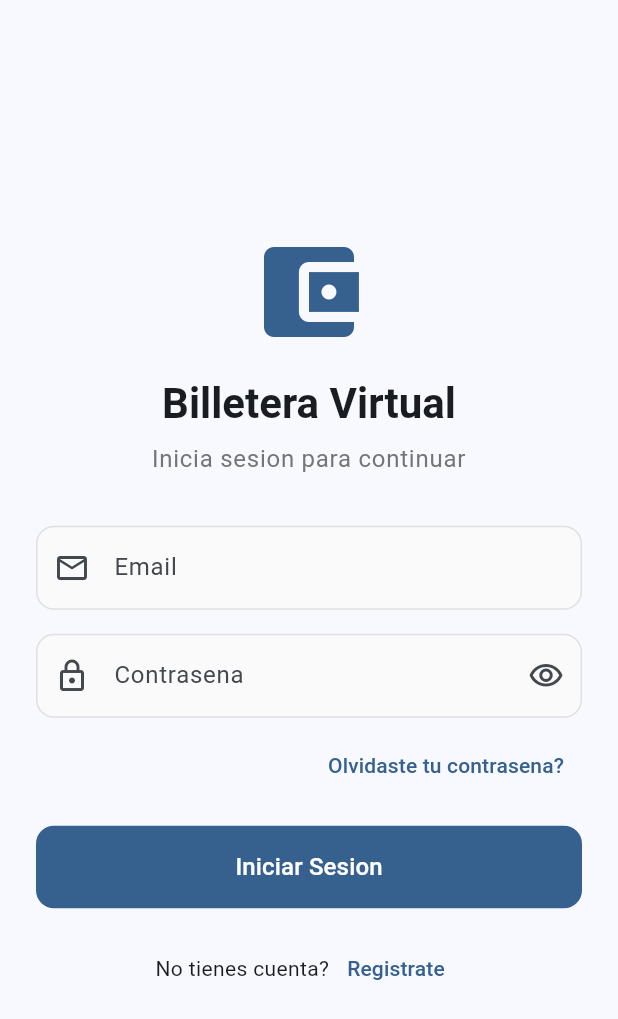
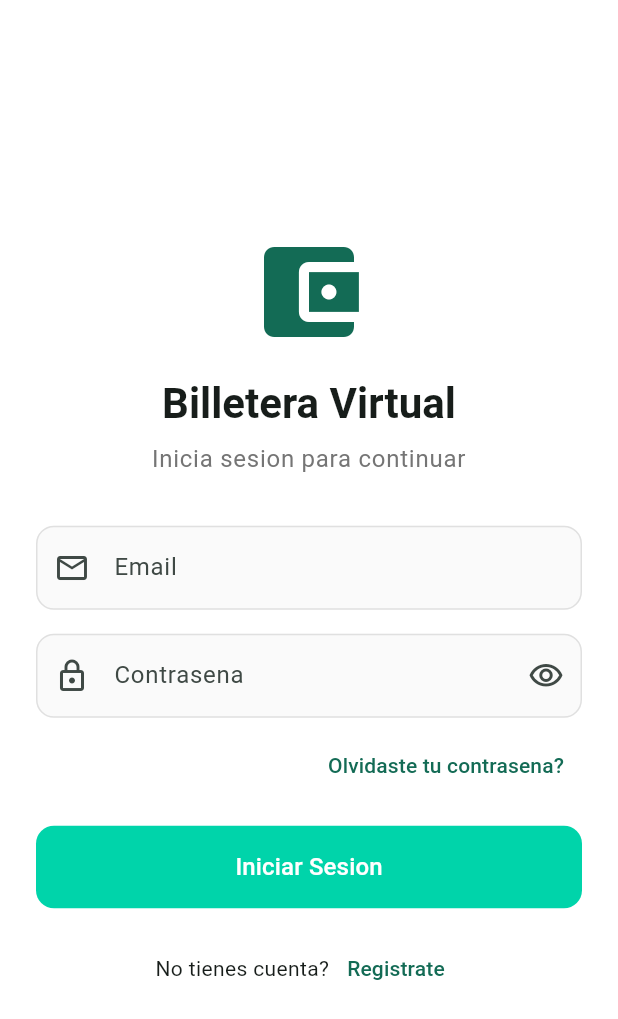
Before and after one commit to JiDomusic/billetera, a Flutter app: the screen it shows after launch, on a phone screen of 412 x 824 dp. Shown: the top 1019 px of the screen. Run offline on Flutter 3.47's test engine with Material 3 defaults, Android fonts, the phone set to English and light mode, and no system bars; our stand-ins replace firebase_auth, firebase_core, go_router, qr_flutter, supabase_flutter; accounts and stored records are empty.

Commit message:
fix: corregir test y restaurar cambios Billetera JJ
🤖 Generated with [Claude Code](https://claude.com/claude-code)

Co-Authored-By: Claude Opus 4.5 <noreply@anthropic.com>

```diff
--- a/lib/main.dart
+++ b/lib/main.dart
@@ -26,14 +26,20 @@ class MyApp extends StatelessWidget {
         ChangeNotifierProvider(create: (_) => WalletProvider()),
       ],
       child: MaterialApp.router(
-        title: 'Billetera Virtual',
+        title: 'Billetera JJ',
         debugShowCheckedModeBanner: false,
         theme: ThemeData(
           colorScheme: ColorScheme.fromSeed(
-            seedColor: Colors.blue,
+            seedColor: const Color(0xFF00D4AA),
             brightness: Brightness.light,
           ),
           useMaterial3: true,
+          scaffoldBackgroundColor: Colors.white,
+          appBarTheme: const AppBarTheme(
+            backgroundColor: Color(0xFF00D4AA),
+            foregroundColor: Colors.white,
+            elevation: 0,
+          ),
           inputDecorationTheme: InputDecorationTheme(
             filled: true,
             fillColor: Colors.grey[50],
@@ -46,17 +52,20 @@ class MyApp extends StatelessWidget {
             ),
             focusedBorder: OutlineInputBorder(
               borderRadius: BorderRadius.circular(12),
-              borderSide: const BorderSide(color: Colors.blue, width: 2),
+              borderSide: const BorderSide(color: Color(0xFF00D4AA), width: 2),
             ),
           ),
           cardTheme: CardThemeData(
-            elevation: 2,
+            elevation: 0,
+            color: Colors.grey[50],
             shape: RoundedRectangleBorder(
               borderRadius: BorderRadius.circular(16),
             ),
           ),
           filledButtonTheme: FilledButtonThemeData(
             style: FilledButton.styleFrom(
+              backgroundColor: const Color(0xFF00D4AA),
+              foregroundColor: Colors.white,
               shape: RoundedRectangleBorder(
                 borderRadius: BorderRadius.circular(12),
               ),
--- a/lib/screens/home/home_screen.dart
+++ b/lib/screens/home/home_screen.dart
@@ -40,7 +40,7 @@ class _HomeScreenState extends State<HomeScreen> {
   Widget build(BuildContext context) {
     return Scaffold(
       appBar: AppBar(
-        title: const Text('Billetera Virtual'),
+        title: const Text('Billetera JJ'),
         actions: [
           IconButton(
             icon: const Icon(Icons.history),
```
Also changed, not shown: 1 other file.
